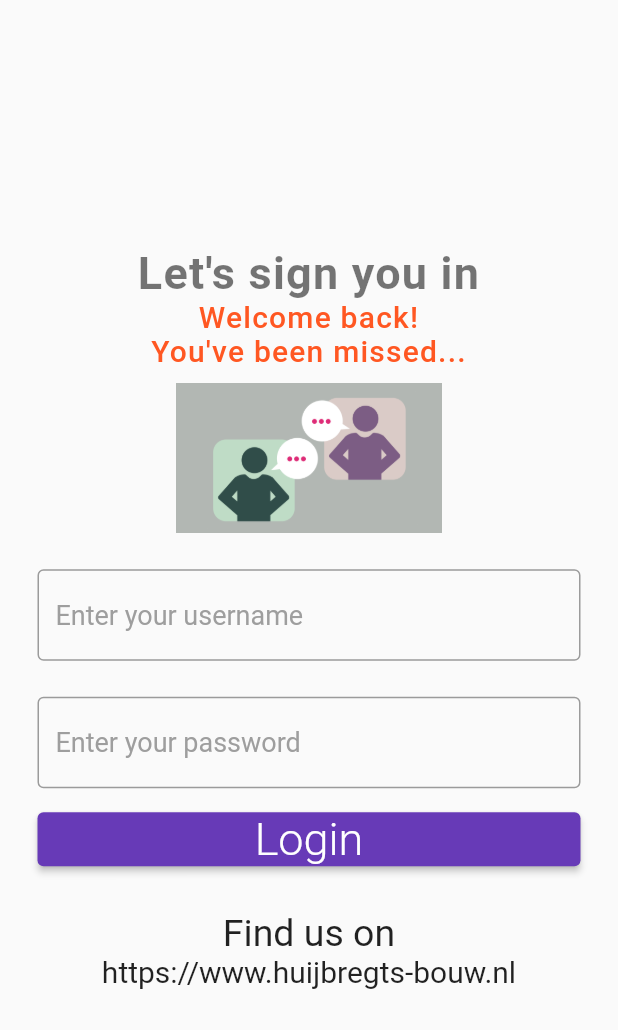
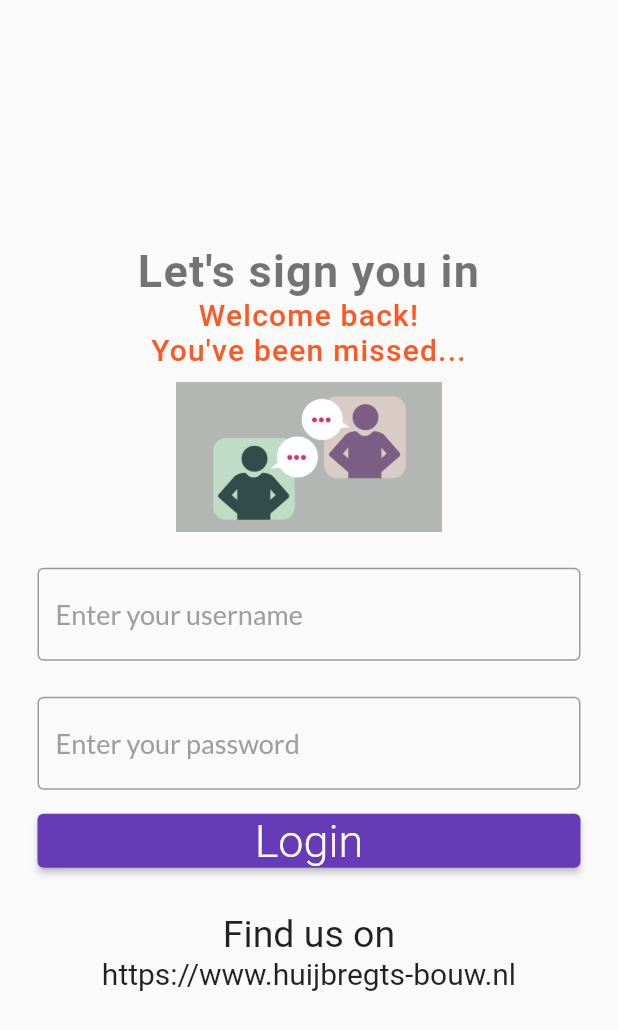
Before and after one commit to huubee/chatApp, a Flutter app: the screen it shows after launch, on a phone screen of 412 x 824 dp. Shown: the top 1030 px of the screen. Run offline on Flutter 3.47's test engine with Material 2 defaults, Android fonts, the phone set to English and light mode, and no system bars; our stand-ins replace google_fonts.

Commit message:
Merge remote-tracking branch 'origin/5-03' into 5-04

```diff
--- a/lib/utils/textfield_styles.dart
+++ b/lib/utils/textfield_styles.dart
@@ -1,6 +1,11 @@
 import 'package:flutter/material.dart';
+import 'package:google_fonts/google_fonts.dart';
 
 class ThemeTextStyle {
-  static TextStyle loginTextFieldStyle =
-      TextStyle(fontSize: 18.0, color: Colors.grey);
+  static TextStyle loginTextFieldStyle = GoogleFonts.lato(
+    textStyle: TextStyle(
+      fontSize: 18.0,
+      color: Colors.grey,
+    ),
+  );
 }
--- a/pubspec.yaml
+++ b/pubspec.yaml
@@ -33,6 +33,7 @@ dependencies:
   # The following adds the Cupertino Icons font to your application.
   # Use with the CupertinoIcons class for iOS style icons.
   cupertino_icons: ^1.0.2
+  google_fonts: ^3.0.1
 
 dev_dependencies:
   flutter_test:
```
Also changed, not shown: pubspec.lock, 1 other file.
